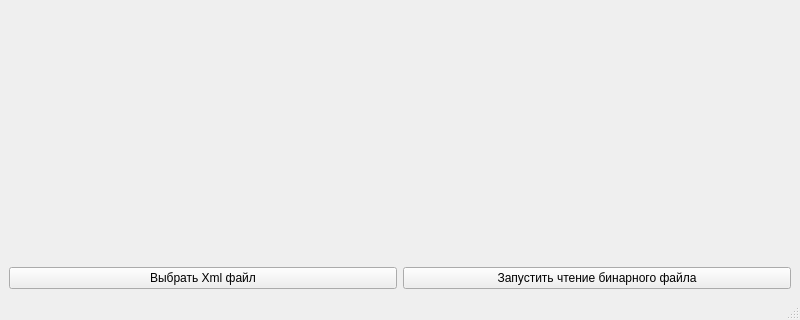
The window that mainwindow.ui (Recrut-rf/Test) describes before a commit, drawn with Qt 5; both pictures show x 0 to 800 and y 308 to 628 of the 800 by 628 pixel window.
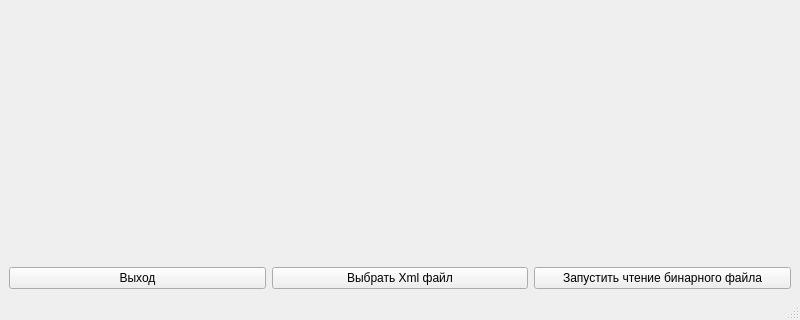
The same window after the commit.

Diff of the .ui file:
```diff
--- a/mainwindow.ui
+++ b/mainwindow.ui
@@ -84,6 +84,13 @@
     </item>
     <item row="3" column="0" colspan="4">
      <layout class="QHBoxLayout" name="horizontalLayout">
+      <item>
+       <widget class="QPushButton" name="closeButton">
+        <property name="text">
+         <string>Выход</string>
+        </property>
+       </widget>
+      </item>
       <item>
        <widget class="QPushButton" name="pushButtonXML">
         <property name="text">
```
